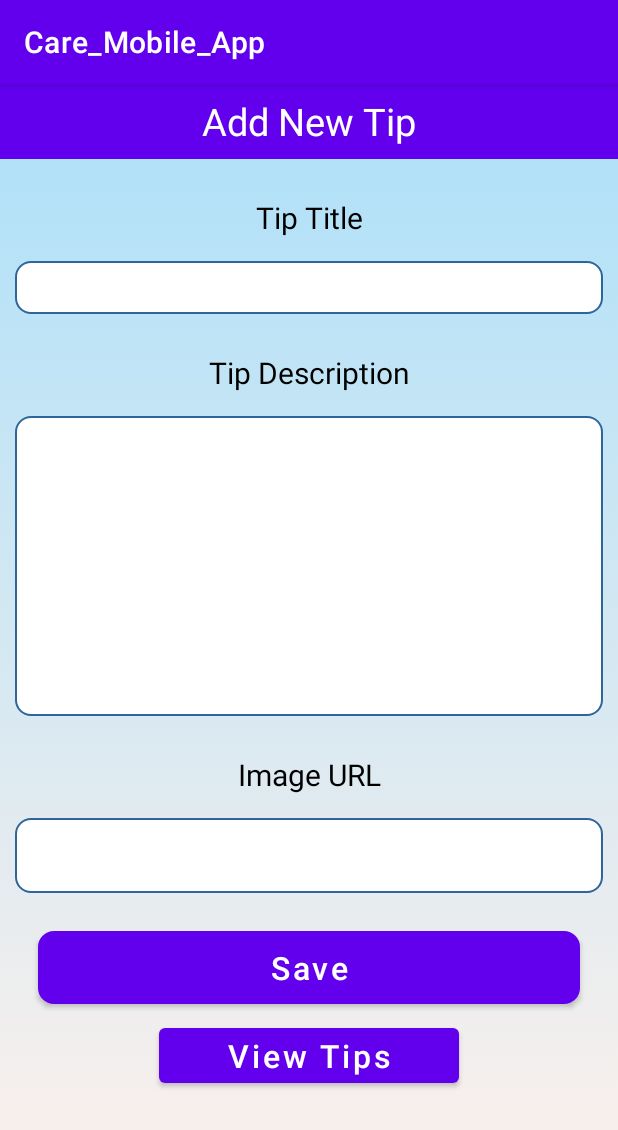
After one commit to ChanakaRajapaksha/Care_Mobile_App, an Android app: the AddTips screen opened directly, with no data from a screen before it, on a phone screen of 412 x 824 dp. The commit adds this screen. Shown: the top 1130 px of the screen. Run offline under Robolectric (Android 15) with nearby library versions, the phone set to English and light mode, and no system bars; our stand-ins replace Firebase (no records; nobody signed in at launch, a user with empty details on screens opened directly); Roboto replaces fonts that are not available here.

Commit message:
add tips and tricks

```diff
--- a/app/build.gradle
+++ b/app/build.gradle
@@ -31,10 +31,12 @@ android {
 
 dependencies {
 
+
+
     implementation 'androidx.appcompat:appcompat:1.4.1'
     implementation 'com.google.android.material:material:1.5.0'
     implementation 'androidx.constraintlayout:constraintlayout:2.1.3'
-    implementation 'com.google.firebase:firebase-database:20.0.4'
+    implementation 'com.google.firebase:firebase-database:20.0.5'
     implementation 'com.firebaseui:firebase-ui-database:8.0.1'
     implementation 'com.google.firebase:firebase-auth:21.0.3'
     implementation 'com.google.firebase:firebase-storage:20.0.1'
--- /dev/null
+++ b/app/src/main/java/com/example/care_mobile_app/AddTips.java
@@ -0,0 +1,114 @@
+package com.example.care_mobile_app;
+
+import android.app.ProgressDialog;
+import android.content.Intent;
+import android.os.Bundle;
+import android.text.TextUtils;
+import android.view.View;
+import android.widget.Button;
+import android.widget.EditText;
+import android.widget.Toast;
+
+import androidx.annotation.NonNull;
+import androidx.appcompat.app.AppCompatActivity;
+import androidx.loader.content.Loader;
+
+import com.google.android.gms.tasks.OnCompleteListener;
+import com.google.android.gms.tasks.OnFailureListener;
+import com.google.android.gms.tasks.OnSuccessListener;
+import com.google.android.gms.tasks.Task;
+import com.google.firebase.auth.AuthResult;
+import com.google.firebase.database.FirebaseDatabase;
+
+import java.util.HashMap;
+import java.util.Map;
+
+public class AddTips extends AppCompatActivity {
+
+    EditText addTitle, addDescription, addImg;
+    Button ADDbtn, BACKbtn;
+
+
+    @Override
+    protected void onCreate(Bundle savedInstanceState) {
+        super.onCreate(savedInstanceState);
+        setContentView(R.layout.activity_add_tips);
+
+        addTitle = findViewById(R.id.add_tip_title);
+        addDescription = findViewById(R.id.add_tip_description);
+        addImg = findViewById(R.id.add_img_url);
+
+        ADDbtn = (Button) findViewById(R.id.btnInsertTip);
+        BACKbtn = (Button) findViewById(R.id.btnBackTip);
+
+        ADDbtn.setOnClickListener(new View.OnClickListener() {
+            @Override
+            public void onClick(View v) {
+                insertTips();
+                clearAll();
+
+            }
+        });
+
+        BACKbtn.setOnClickListener(new View.OnClickListener() {
+            @Override
+            public void onClick(View view) {
+                Intent intent = new Intent(AddTips.this, TipsTricks.class);
+                startActivity(intent);
+                finish();
+            }
+        });
+    }
+
+    private void insertTips(){
+
+        ADDbtn.setOnClickListener(view -> {
+            final String Ttitle = addTitle.getText().toString().trim();
+            final String Tdescription = addDescription.getText().toString().trim();
+            final String Turl = addImg.getText().toString().trim();
+
+            //check all fields empty
+            if(TextUtils.isEmpty(Ttitle)){
+                addTitle.setError("Title is required!");
+                return;
+            }
+            if(TextUtils.isEmpty(Tdescription)){
+                addDescription.setError("Description is required!");
+                return;
+            }
+            if(TextUtils.isEmpty(Turl)){
+                addImg.setError("Image URL is required!");
+                return;
+            }
+            else {
+
+                Map<String, Object> map = new HashMap<>();
+                map.put("title", addTitle.getText().toString());
+                map.put("description", addDescription.getText().toString());
+                map.put("turl", addImg.getText().toString());
+
+                FirebaseDatabase.getInstance().getReference().child("Tips").push()
+                        .setValue(map)
+                        .addOnSuccessListener(new OnSuccessListener<Void>() {
+                            @Override
+                            public void onSuccess(Void unused) {
+                                Toast.makeText(AddTips.this, "Data Inserted Successfully.", Toast.LENGTH_SHORT).show();
+                                clearAll();
+                            }
+                        })
+                        .addOnFailureListener(new OnFailureListener() {
+                            @Override
+                            public void onFailure(Exception e) {
+                                Toast.makeText(AddTips.this, "Error while Inserting Data.", Toast.LENGTH_SHORT).show();
+                            }
+                        });
+            }
+        });
+    }
+
+    private void clearAll(){
+        addTitle.setText("");
+        addDescription.setText("");
+        addImg.setText("");
+    }
+}
--- a/app/src/main/java/com/example/care_mobile_app/CareUsersSignInActivity.java
+++ b/app/src/main/java/com/example/care_mobile_app/CareUsersSignInActivity.java
@@ -143,6 +143,10 @@ public class CareUsersSignInActivity extends AppCompatActivity {
                                 Intent intent =  new Intent(CareUsersSignInActivity.this,CareAdminDocViewlRecyclerActivity.class);
                                 startActivity(intent);
                             }
+                            if(udType == 2){
+                                Intent intent =  new Intent(CareUsersSignInActivity.this,TipsTricks.class);
+                                startActivity(intent);
+                            }
                         }
                         @Override
                         public void onCancelled(@NonNull DatabaseError error) {
--- /dev/null
+++ b/app/src/main/res/drawable/rounded.xml
@@ -0,0 +1,9 @@
+<?xml version="1.0" encoding="utf-8"?>
+<shape xmlns:android="http://schemas.android.com/apk/res/android">
+
+    <solid android:color="#FFF"/>
+    <stroke
+        android:width="1dp"
+        android:color="#2F6699"/>
+    <corners android:radius="10dp"/>
+</shape>
--- /dev/null
+++ b/app/src/main/res/layout/activity_add_tips.xml
@@ -0,0 +1,103 @@
+<?xml version="1.0" encoding="utf-8"?>
+<LinearLayout xmlns:android="http://schemas.android.com/apk/res/android"
+    android:layout_width="match_parent"
+    android:layout_height="match_parent"
+    android:orientation="vertical"
+    android:background="@drawable/gradient_background">
+
+    <TextView
+        android:layout_width="match_parent"
+        android:layout_height="50dp"
+        android:text="Add New Tip"
+        android:background="@color/purple_500"
+        android:textSize="25dp"
+        android:gravity="center"
+        android:textColor="#FFF"/>
+
+    <TextView
+        android:layout_width="match_parent"
+        android:layout_height="wrap_content"
+        android:layout_marginTop="25dp"
+        android:layout_marginBottom="5dp"
+        android:gravity="center"
+        android:text="Tip Title"
+        android:textColor="@color/black"
+        android:textSize="20sp" />
+
+    <EditText
+        android:id="@+id/add_tip_title"
+        android:layout_width="match_parent"
+        android:layout_height="35dp"
+        android:layout_marginTop="10dp"
+        android:layout_marginLeft="10dp"
+        android:layout_marginRight="10dp"
+        android:background="@drawable/rounded"
+        android:gravity="center"
+        android:textColor="@color/black" />
+
+    <TextView
+        android:layout_width="match_parent"
+        android:layout_height="wrap_content"
+        android:layout_marginTop="25dp"
+        android:layout_marginBottom="5dp"
+        android:gravity="center"
+        android:text="Tip Description"
+        android:textColor="@color/black"
+        android:textSize="20sp" />
+
+    <EditText
+        android:id="@+id/add_tip_description"
+        android:layout_width="match_parent"
+        android:layout_height="200dp"
+        android:layout_marginTop="10dp"
+        android:layout_marginLeft="10dp"
+        android:layout_marginRight="10dp"
+        android:background="@drawable/rounded"
+        android:gravity="center"
+        android:textColor="@color/black" />
+
+    <TextView
+        android:layout_width="match_parent"
+        android:layout_height="wrap_content"
+        android:layout_marginTop="25dp"
+        android:layout_marginBottom="5dp"
+        android:gravity="center"
+        android:text="Image URL"
+        android:textColor="@color/black"
+        android:textSize="20sp" />
+
+    <EditText
+        android:id="@+id/add_img_url"
+        android:layout_width="match_parent"
+        android:layout_height="50dp"
+        android:layout_marginTop="10dp"
+        android:layout_marginLeft="10dp"
+        android:layout_marginRight="10dp"
+        android:background="@drawable/rounded"
+        android:gravity="center"
+        android:textColor="@color/black" />
+
+    <Button
+        android:layout_width="match_parent"
+        android:layout_height="wrap_content"
+        android:layout_marginLeft="25dp"
+        android:layout_marginRight="25dp"
+        android:layout_marginTop="25dp"
+        android:text="Save"
+        android:textSize="21dp"
+        android:textAllCaps="false"
+        android:background="@drawable/rounded"
+        android:gravity="center"
+        android:id="@+id/btnInsertTip"/>
+
+    <Button
+        android:layout_width="200dp"
+        android:layout_height="wrap_content"
+        android:layout_marginTop="10dp"
+        android:layout_gravity="center"
+        android:text="View Tips"
+        android:textSize="21dp"
+        android:textAllCaps="false"
+        android:id="@+id/btnBackTip"/>
+
+</LinearLayout>
--- a/app/src/main/res/layout/activity_splash_screen.xml
+++ b/app/src/main/res/layout/activity_splash_screen.xml
@@ -18,7 +18,7 @@
             android:layout_width="20dp"
             android:layout_height="50dp"
             android:layout_centerHorizontal="true"
-            android:background="@mipmap/white"/>
+            android:background="@mipmap/white" />
 
         <View
             android:id="@+id/second_line"
@@ -75,8 +75,8 @@
             android:id="@+id/logo"
             android:layout_width="318dp"
             android:layout_height="317dp"
-            android:background="@drawable/logo"
-            android:layout_centerHorizontal="true"/>
+            android:layout_centerHorizontal="true"
+            android:background="@drawable/logo" />
 
     </RelativeLayout>
 
--- a/app/src/main/res/values/strings.xml
+++ b/app/src/main/res/values/strings.xml
@@ -129,7 +129,11 @@
 <!--    <string name="health_gadget">health gadget</string>-->
 <!--    <string name="select_your_best_item">select your best item</string>-->
     <string name="homepnews">news</string>
-
+    <string name="tip_title">Tip Title</string>
+    <string name="tip_description">Tip Description</string>
+    <string name="tipimage">tipimage</string>
+    <string name="updatebutton">Update</string>
+    <string name="deletebutton">Delete</string>
 
 
 </resources>
```
Also changed, not shown: app/src/main/AndroidManifest.xml (+11 -0 lines), app/src/main/java/com/example/care_mobile_app/TipAdapter.java (added, +158 -0 lines), app/src/main/java/com/example/care_mobile_app/TipsModel.java (added, +39 -0 lines), app/src/main/java/com/example/care_mobile_app/TipsTricks.java (added, +58 -0 lines), app/src/main/res/layout/activity_tips.xml (added, +31 -0 lines), app/src/main/res/layout/tip_item.xml (added, +82 -0 lines), app/src/main/res/layout/update_tips_popup.xml (added, +90 -0 lines), 2 other files.
